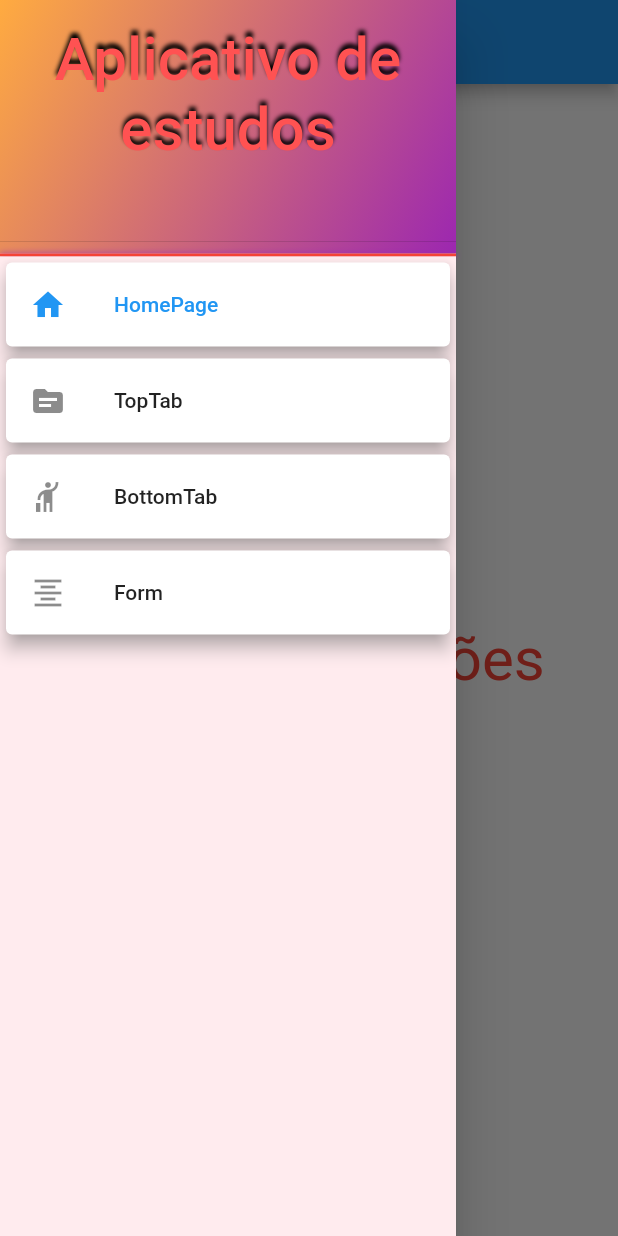
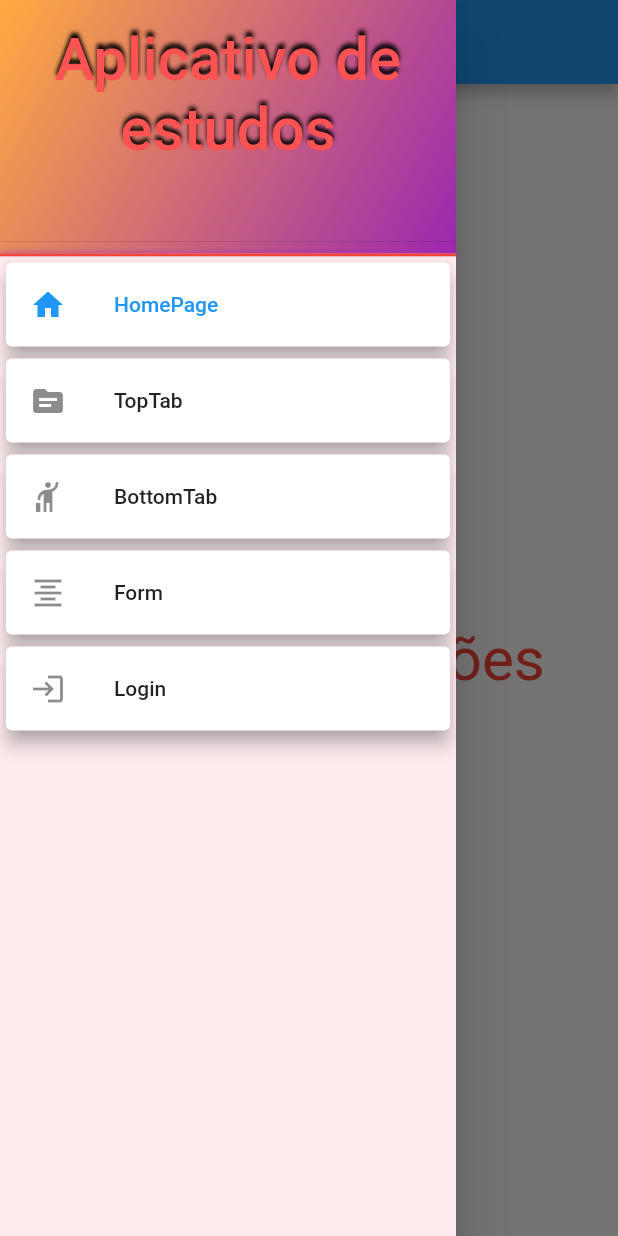
Before and after one commit to matheusEduardoTavares/revisaoConteudosFlutter, a Flutter app: the screen it shows after launch, with the side drawer open, on a phone screen of 412 x 824 dp. Run offline on Flutter 3.47's test engine with Material 2 defaults, Android fonts, the light colour scheme and no system bars.

Commit message:
Iniciado a pagina de login

```diff
--- a/lib/main.dart
+++ b/lib/main.dart
@@ -23,7 +23,10 @@ Future<void> main() async {
         pageTransitionsTheme: PageTransitionsTheme(
           builders: {
             TargetPlatform.android: CustomPageTransitionsBuilder()
-          }
+          },
+        ),
+        floatingActionButtonTheme: FloatingActionButtonThemeData(
+          backgroundColor: Colors.red,
         ),
       ),
     ),
--- a/lib/utils/routes.dart
+++ b/lib/utils/routes.dart
@@ -5,7 +5,9 @@ import 'package:projetocompleto2/models/transitions_page.dart';
 import 'package:projetocompleto2/pages/bottom_tab_page/bottom_tab_page.dart';
 import 'package:projetocompleto2/pages/form_page/form_page.dart';
 import 'package:projetocompleto2/pages/home_page/home_page.dart';
+import 'package:projetocompleto2/pages/login_page/login_page.dart';
 import 'package:projetocompleto2/pages/top_tab_page/top_tab_page.dart';
+import 'package:projetocompleto2/widgets/custom_drawer/custom_drawer.dart';
 import 'package:projetocompleto2/widgets/custom_material_page_route/custom_material_page_route.dart';
 
 abstract class Routes {
@@ -13,6 +15,7 @@ abstract class Routes {
   static const topTabPage = '/top_tab';
   static const bottomTabPage = '/bottom_tab';
   static const formPage = '/form';
+  static const loginPage = '/login';
 
   static final detailsPage = <DetailsPage>[
     DetailsPage(
@@ -48,6 +51,14 @@ abstract class Routes {
         builder: (ctx) => FormPage(),
       ),
     ),
+    DetailsPage(
+      name: 'Login',
+      goToNamedRoute: loginPage,
+      leading: Icon(Icons.login),
+      transitionsPage: TransitionsPage(
+        builder: (ctx) => LoginPage(),
+      ),
+    ),
   ];
 
   static Route<dynamic> onGenerateRoutes(RouteSettings settings) {
@@ -59,6 +70,7 @@ abstract class Routes {
     );
 
     final TransitionsPage page = settings.arguments;
+    CustomDrawer.changePage(settings.name);
     return _defaultRoute(
       routeSettings: settings,
       fullscreenDialog: page?.fullscreenDialog ?? false,
--- a/lib/widgets/custom_drawer/custom_drawer.dart
+++ b/lib/widgets/custom_drawer/custom_drawer.dart
@@ -3,6 +3,15 @@ import 'package:projetocompleto2/utils/routes.dart';
 
 class CustomDrawer extends StatelessWidget {
   static int _selectedIndex = 0;
+
+  static void changePage(String newPage) {
+    var index = Routes.detailsPage.
+      indexWhere((page) => page.goToNamedRoute == newPage);
+
+    if (index != -1) {
+      _selectedIndex = index;
+    }
+  }
 
   @override
   Widget build(BuildContext context) {
@@ -66,7 +75,6 @@ class CustomDrawer extends StatelessWidget {
                     leading: pagesItems[index].leading,
                     title: pagesItems[index].title ?? Text(pagesItems[index].name),
                     onTap: () {
-                      _selectedIndex = index;
                       Navigator.of(context).pushReplacementNamed(
                         pagesItems[index].goToNamedRoute,
                         arguments: pagesItems[index].transitionsPage,
```
Also changed, not shown: lib/pages/login_page/login_page.dart (added, +61 -0 lines), lib/widgets/positioned_button_to_home_page/positioned_button_to_home_page.dart (added, +64 -0 lines).
